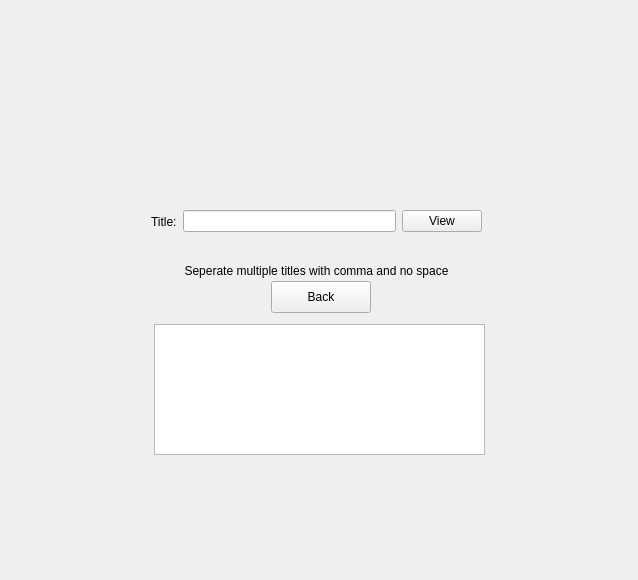
Before: the Qt Designer form CuringCamPAINS/gui/resourcesgui.ui in CS-205-S22/CuringCamPAINS, drawn with Qt 5.
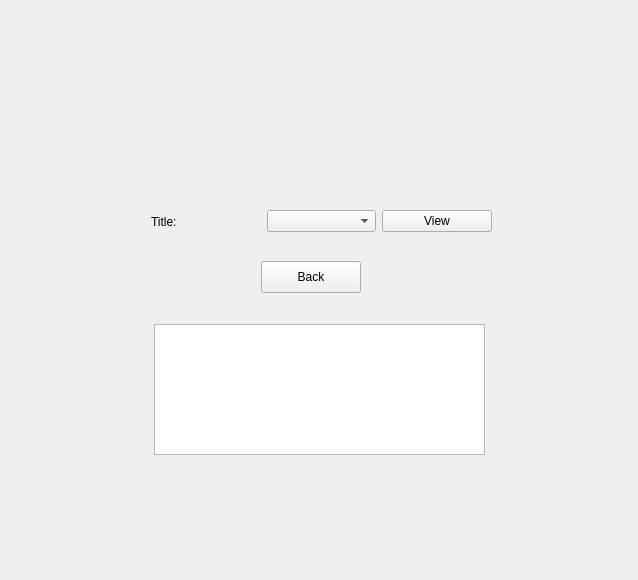
After: the same form once the commit is applied. The open tabs and pages were chosen to show the change.

Commit message: combo box

Diff of the .ui file:
```diff
--- a/CuringCamPAINS/gui/resourcesgui.ui
+++ b/CuringCamPAINS/gui/resourcesgui.ui
@@ -128,7 +128,7 @@
         <rect>
          <x>140</x>
          <y>180</y>
-         <width>331</width>
+         <width>341</width>
          <height>61</height>
         </rect>
        </property>
@@ -141,7 +141,7 @@
          </widget>
         </item>
         <item>
-         <widget class="QLineEdit" name="lineEdit_titleView"/>
+         <widget class="QComboBox" name="comboBox_choices"/>
         </item>
         <item>
          <widget class="QPushButton" name="pushButton_view">
@@ -155,8 +155,8 @@
       <widget class="QPushButton" name="pushButton_back">
        <property name="geometry">
         <rect>
-         <x>260</x>
-         <y>270</y>
+         <x>250</x>
+         <y>250</y>
          <width>100</width>
          <height>32</height>
         </rect>
@@ -191,22 +191,6 @@
         <bool>false</bool>
        </property>
       </widget>
-      <widget class="QLabel" name="label_directions">
-       <property name="geometry">
-        <rect>
-         <x>140</x>
-         <y>250</y>
-         <width>331</width>
-         <height>20</height>
-        </rect>
-       </property>
-       <property name="text">
-        <string>Seperate multiple titles with comma and no space</string>
-       </property>
-       <property name="alignment">
-        <set>Qt::AlignCenter</set>
-       </property>
-      </widget>
      </widget>
      <widget class="QWidget" name="deleteMessagePage">
       <widget class="QWidget" name="layoutWidget_3">
```
Left out of the diff: 46 changed lines with no effect on the pictures. The commit also changes 3 other files.
